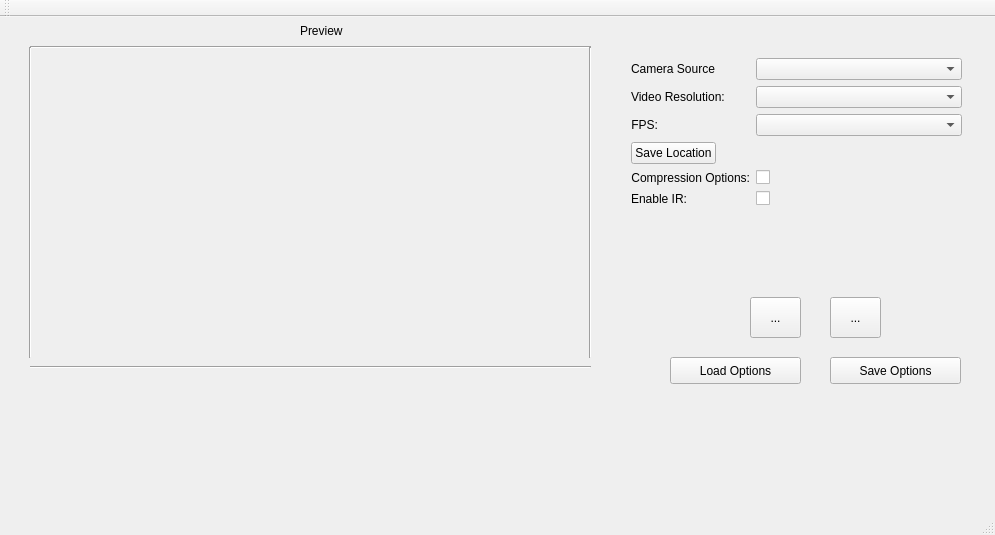
First picture: the form in mainwindow.ui, repository JohnsonLabJanelia/EmergentCamera, before the edit.
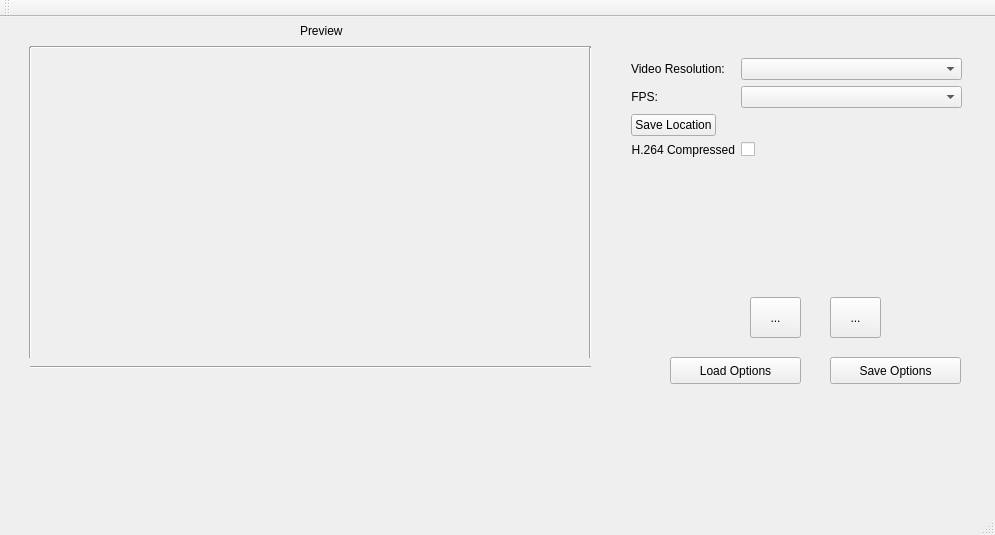
Second picture: the form after the edit. Icons and pictures are not drawn.

Commit message: added base code from AVI example to hook into record button

```diff
--- a/mainwindow.ui
+++ b/mainwindow.ui
@@ -163,26 +163,16 @@
     </property>
     <layout class="QFormLayout" name="formLayout">
      <item row="0" column="0">
-      <widget class="QLabel" name="cameraSourceLabel">
-       <property name="text">
-        <string>Camera Source</string>
-       </property>
-      </widget>
-     </item>
-     <item row="0" column="1">
-      <widget class="QComboBox" name="cameraSourceOptions"/>
-     </item>
-     <item row="1" column="0">
       <widget class="QLabel" name="resolutionLabel">
        <property name="text">
         <string>Video Resolution:</string>
        </property>
       </widget>
      </item>
-     <item row="1" column="1">
+     <item row="0" column="1">
       <widget class="QComboBox" name="resolutionOptions"/>
      </item>
-     <item row="2" column="0">
+     <item row="1" column="0">
       <widget class="QLabel" name="fpsLabel">
        <property name="text">
         <string>FPS:</string>
@@ -192,17 +182,17 @@
        </property>
       </widget>
      </item>
-     <item row="2" column="1">
+     <item row="1" column="1">
       <widget class="QComboBox" name="fps_options"/>
      </item>
-     <item row="6" column="0">
+     <item row="5" column="0">
       <widget class="QPushButton" name="saveLocation">
        <property name="text">
         <string>Save Location</string>
        </property>
       </widget>
      </item>
-     <item row="6" column="1">
+     <item row="5" column="1">
       <widget class="QLabel" name="saveFilename">
        <property name="text">
         <string/>
@@ -212,17 +202,17 @@
        </property>
       </widget>
      </item>
-     <item row="7" column="0">
+     <item row="6" column="0">
       <widget class="QLabel" name="compressionLabel">
        <property name="text">
-        <string>Compression Options:</string>
+        <string>H.264 Compressed</string>
        </property>
        <property name="alignment">
         <set>Qt::AlignRight|Qt::AlignTrailing|Qt::AlignVCenter</set>
        </property>
       </widget>
      </item>
-     <item row="7" column="1">
+     <item row="6" column="1">
       <layout class="QHBoxLayout" name="horizontalLayout">
        <item>
         <widget class="QCheckBox" name="h264_checkbox">
@@ -233,23 +223,6 @@
        </item>
       </layout>
      </item>
-     <item row="8" column="0">
-      <widget class="QLabel" name="compressionLabel_3">
-       <property name="text">
-        <string>Enable IR:</string>
-       </property>
-       <property name="alignment">
-        <set>Qt::AlignRight|Qt::AlignTrailing|Qt::AlignVCenter</set>
-       </property>
-      </widget>
-     </item>
-     <item row="8" column="1">
-      <widget class="QCheckBox" name="ir_checkbox">
-       <property name="text">
-        <string/>
-       </property>
-      </widget>
-     </item>
     </layout>
    </widget>
   </widget>
```
Left out of the diff: 5 changed lines with no effect on the pictures. The commit also changes 3 other files.
